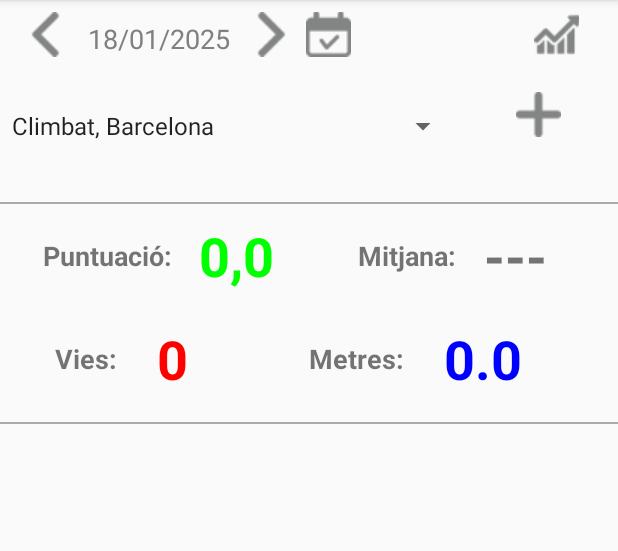
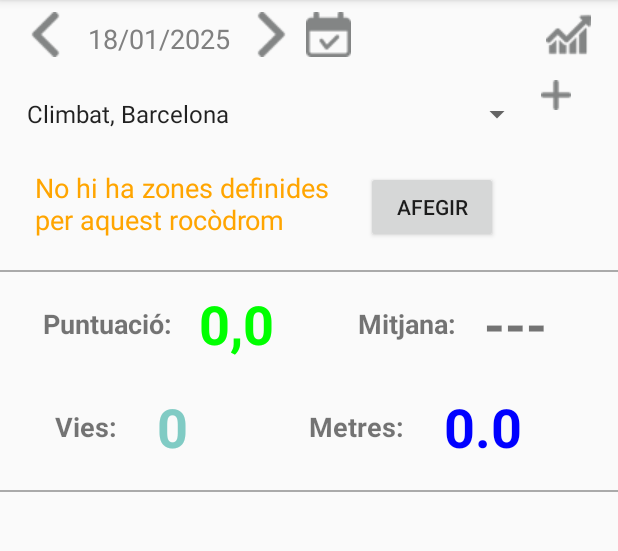
Before and after one commit to xmorera-joviat/ClimbingTrainingApp, an Android app: the screen it shows after launch (MainActivity), on a phone screen of 412 x 824 dp, the part 84-635 px from its top. Run offline under Robolectric (Android 15) with nearby library versions, the phone set to English and light mode, and no system bars.

Commit message:
versió 0.5.1 * creació de botons per accedir a la gestió de rocòdroms i zones
---
* Gestió de rocodroms i zones
* estadístiques i rècords (puntuació,vies, metres, mitjana...)

* Expotar/Importar

* idiomes
* documentació i optimitzacions
* possibilitat de gravar vídeos

```diff
--- a/app/src/main/java/com/xmorera/climbingtrainingapp/MainActivity.java
+++ b/app/src/main/java/com/xmorera/climbingtrainingapp/MainActivity.java
@@ -10,6 +10,7 @@ import android.content.res.TypedArray;
 import android.database.Cursor;
 import android.os.Bundle;
 import android.util.Log;
+import android.view.Gravity;
 import android.view.Menu;
 import android.view.MenuItem;
 import android.view.View;
@@ -57,6 +58,7 @@ import java.util.List;
  * @author Xavier Morera
  * */
 public class MainActivity extends AppCompatActivity  {
+
     TextView dateTextView; //mostrar la data i mostrar la via seleccionada
     Button diaAnterior, diaPosterior;
     Button btnAvui;
@@ -66,6 +68,7 @@ public class MainActivity extends AppCompatActivity  {
     LinearLayout entradaLayout;
     LinearLayout descansosLayout;
     Spinner rocodromSpinner;
+    Button btnAfegirRocoZona;
     HashMap<String, Integer> rocodromsHashMap;
     GridLayout zonesGrid;
     Spinner descansosSpinner;
@@ -182,6 +185,15 @@ public class MainActivity extends AppCompatActivity  {
 
         rocodromSpinner = findViewById(R.id.rocodromSpinner);
 
+        btnAfegirRocoZona = findViewById(R.id.btnAfegirRocoZona);
+        btnAfegirRocoZona.setOnClickListener(new View.OnClickListener() {
+            @Override
+            public void onClick(View view) {
+                // startActivity(new Intent(MainActivity.this, AfegirRocoZona.class));
+                Toast.makeText(MainActivity.this, "Afegir/Editar Roco/Zones", Toast.LENGTH_SHORT).show();
+            }
+        });
+
         entradaLayout = findViewById(R.id.entradaLayout);
         entradaLayout.setVisibility(View.GONE);
         descansosLayout = findViewById(R.id.descansosLayout);
@@ -274,9 +286,6 @@ public class MainActivity extends AppCompatActivity  {
         mitjanaDiaTextView = findViewById(R.id.mitjanaDiaTextView);
         puntuacioDiaTextView = findViewById(R.id.puntuacioDiaTextView);
 
-
-
-
         puntuacio = new Puntuacio();
 
         loadDayData(); //mostrar totes les dades de la bd
@@ -305,16 +314,13 @@ public class MainActivity extends AppCompatActivity  {
         if (selectedDate != null && firstTime) {
             // If a date was passed, set it to the dateTextView
             dateTextView.setText(selectedDate);
-            //controlar que no es puguin entrar dades per no provocar un error
-
         } else {
             // If no date was passed, set the current date
             updateDateTextView();
-
         }
         //carrega Spinner
         loadSpinnerRocodroms();
-        // loadDayData(); // Load data for the current date
+        loadDayData(); // Load data for the current date
 
     }
     /**
@@ -414,8 +420,36 @@ public class MainActivity extends AppCompatActivity  {
                         }
                         while (cursor2.moveToNext()) ;
                     }else {
-                        entradaLayout.setVisibility(View.GONE);
-                        Toast.makeText(MainActivity.this, "No hi ha zones definides per aquest rocòdrom.", Toast.LENGTH_LONG).show();
+                        //generar el Layout per inserir zones
+                        zonesGrid.removeAllViews();
+                        // Crear un TextView dinàmicament
+                        TextView textView = new TextView(MainActivity.this);
+                        GridLayout.LayoutParams textParams = new GridLayout.LayoutParams();
+                        textParams.setGravity(Gravity.CENTER); // Centrar el TextView
+                        textParams.setMargins(20, 0, 0, 0); // Margen superior para separar del TextView
+                        textView.setLayoutParams(textParams);
+                        textView.setTextSize(18);
+                        textView.setText("No hi ha zones definides \nper aquest rocòdrom");
+                        textView.setTextColor(ContextCompat.getColor(MainActivity.this, R.color.orange)); // Asegúrate de que el color esté definido
+
+                        // Crear un Button dinámicamente
+                        Button btnAfegirZona = new Button(MainActivity.this);
+                        GridLayout.LayoutParams buttonParams = new GridLayout.LayoutParams();
+                        buttonParams.setGravity(Gravity.CENTER); // Centrar el Button
+                        buttonParams.setMargins(30, 8, 0, 0); // Margen superior para separar del TextView
+                        btnAfegirZona.setLayoutParams(buttonParams);
+                        btnAfegirZona.setText("Afegir");
+
+                        // Establir l'esdeveniment de clic per al botó
+                        btnAfegirZona.setOnClickListener(new View.OnClickListener() {
+                            @Override
+                            public void onClick(View v) {
+                                // Gestionar el clic del botó
+                                Toast.makeText(MainActivity.this, "Afegir Zona", Toast.LENGTH_SHORT).show();
+                            }
+                        });
+                        zonesGrid.addView(textView);
+                        zonesGrid.addView(btnAfegirZona);
                     }
                 }
                 cursor2.close();
--- a/app/src/main/res/layout/activity_main.xml
+++ b/app/src/main/res/layout/activity_main.xml
@@ -12,15 +12,16 @@
         <LinearLayout
             android:layout_width="match_parent"
             android:layout_height="wrap_content"
-            android:padding="8dp"
+            android:gravity="center"
             android:orientation="horizontal"
-            android:gravity="center">
+            android:paddingTop="8dp"
+            android:paddingLeft="8dp">
 
             <LinearLayout
                 android:layout_width="match_parent"
                 android:layout_height="wrap_content"
-                android:orientation="horizontal"
-                android:layout_weight="3">
+                android:layout_weight="3"
+                android:orientation="horizontal">
 
                 <Button
                     android:id="@+id/diaAnterior"
@@ -39,10 +40,10 @@
                     android:layout_width="wrap_content"
                     android:layout_height="wrap_content"
                     android:layout_gravity="top"
+                    android:layout_marginStart="5dp"
+                    android:layout_marginEnd="5dp"
                     android:paddingTop="5dp"
                     android:text="01/01/2025"
-                    android:layout_marginStart="5dp"
-                    android:layout_marginEnd="5dp"
                     android:textSize="18sp" />
 
                 <Button
@@ -74,10 +75,10 @@
                 android:id="@+id/btnResultats"
                 android:layout_width="wrap_content"
                 android:layout_height="45dp"
+                android:layout_gravity="end"
+                android:layout_weight="1"
                 android:background="@null"
                 android:drawableTop="@drawable/line_chart30"
-                android:layout_gravity="end"
-                android:layout_weight="1"
                 tools:ignore="SpeakableTextPresentCheck,TouchTargetSizeCheck" />
 
 
@@ -86,23 +87,31 @@
         <LinearLayout
             android:layout_width="match_parent"
             android:layout_height="wrap_content"
-            android:orientation="horizontal">
+
+            android:orientation="horizontal"
+            android:paddingLeft="10dp"
+            android:paddingRight="10dp">
 
             <Spinner
                 android:id="@+id/rocodromSpinner"
                 android:layout_width="wrap_content"
                 android:layout_height="match_parent"
                 android:layout_weight="3"
+                android:paddingEnd="20dp"
                 tools:ignore="TouchTargetSizeCheck" />
 
             <Button
-                android:id="@+id/btnAfegirRoco"
-                android:layout_width="wrap_content"
+                android:id="@+id/btnAfegirRocoZona"
+                android:layout_width="0dp"
                 android:layout_height="45dp"
+                android:layout_gravity="bottom"
                 android:layout_weight="1"
                 android:background="@null"
-                android:drawableTop="@drawable/plus30"
-                android:gravity="end"
+                android:drawableTop="@drawable/plus20"
+                android:gravity="bottom"
+                android:layout_marginRight="15dp"
+                android:minWidth="45dp"
+                android:minHeight="45dp"
                 tools:ignore="SpeakableTextPresentCheck,TouchTargetSizeCheck" />
 
         </LinearLayout>
@@ -115,42 +124,6 @@
             android:columnCount="4"
             android:gravity="center">
 
-
-            <Button
-                android:id="@+id/btnZona1"
-                android:layout_width="0dp"
-                android:layout_height="wrap_content"
-                android:layout_columnWeight="1"
-                android:layout_marginLeft="4dp"
-                android:layout_marginRight="4dp"
-                android:text="Zona1" />
-
-            <Button
-                android:id="@+id/btnZona2"
-                android:layout_width="0dp"
-                android:layout_height="wrap_content"
-                android:layout_columnWeight="1"
-                android:layout_marginLeft="4dp"
-                android:layout_marginRight="4dp"
-                android:text="Zona2" />
-
-            <Button
-                android:id="@+id/btnZona3"
-                android:layout_width="0dp"
-                android:layout_height="wrap_content"
-                android:layout_columnWeight="1"
-                android:layout_marginLeft="4dp"
-                android:layout_marginRight="4dp"
-                android:text="Zona3" />
-
-            <Button
-                android:id="@+id/btnZona4"
-                android:layout_width="0dp"
-                android:layout_height="wrap_content"
-                android:layout_columnWeight="1"
-                android:layout_marginLeft="4dp"
-                android:layout_marginRight="4dp"
-                android:text="Zona4" />
 
         </GridLayout>
 
@@ -513,11 +486,11 @@
                 android:id="@+id/viesDiaTextView"
                 android:layout_width="wrap_content"
                 android:layout_height="match_parent"
+                android:layout_weight="1"
                 android:text="---"
+                android:textColor="@color/blau_turquesa"
                 android:textSize="36sp"
-                android:textStyle="bold"
-                android:layout_weight="1"
-                android:textColor="@color/red"/>
+                android:textStyle="bold" />
 
             <TextView
                 android:layout_width="wrap_content"
--- a/app/src/main/res/layout/item_resultats_data.xml
+++ b/app/src/main/res/layout/item_resultats_data.xml
@@ -27,7 +27,7 @@
             android:text="10"
             android:textSize="16sp"
             android:textStyle="bold"
-            android:textColor="@color/blue"/>
+            android:textColor="@color/blau_turquesa"/>
 
         <TextView
             android:id="@+id/metresTextView"
@@ -38,7 +38,7 @@
             android:text="10"
             android:textSize="16sp"
             android:textStyle="bold"
-            android:textColor="@color/green"/>
+            android:textColor="@color/blue"/>
 
         <TextView
             android:id="@+id/puntuacioTextView"
@@ -48,7 +48,7 @@
             android:textSize="16sp"
             android:textStyle="bold"
             android:gravity="right"
-            android:textColor="@color/red"
+            android:textColor="@color/green"
             android:layout_weight="1"/>
 
         <TextView
```
Also changed, not shown: app/src/main/java/com/xmorera/climbingtrainingapp/resultats/Resultats.java (+30 -19 lines), app/src/main/res/layout/activity_resultats.xml (+30 -10 lines), app/src/main/res/drawable/plus20.png (added), app/src/main/res/drawable/scoring50.png (added).
